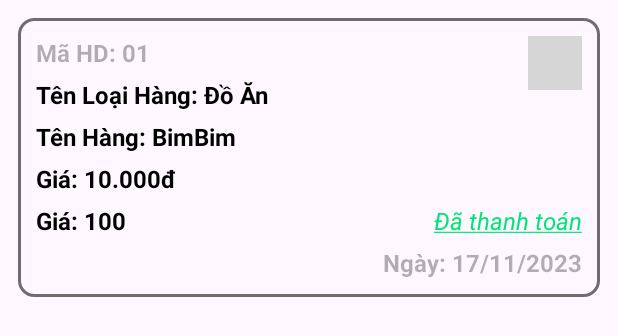
After one commit to minhpq1910/DuAn1, an Android app: the layout item_hoadon.xml on its own in the app's theme, with its tools: preview values and no code run, on a phone screen of 412 x 824 dp. The commit adds this screen. Shown: the top 336 px of the screen. Run offline under Robolectric (Android 15) with nearby library versions, the phone set to English and light mode, and no system bars; grey boxes are pictures that could not be loaded.

Commit message:
layout hoadon

```diff
--- /dev/null
+++ b/app/src/main/java/com/example/duan1/model/hoadon.java
@@ -0,0 +1,5 @@
+package com.example.duan1.model;
+
+public class hoadon {
+
+}
--- /dev/null
+++ b/app/src/main/res/layout/item_hoadon.xml
@@ -0,0 +1,95 @@
+<?xml version="1.0" encoding="utf-8"?>
+<RelativeLayout xmlns:android="http://schemas.android.com/apk/res/android"
+    android:layout_width="match_parent"
+    android:layout_height="wrap_content"
+    android:padding="12dp">
+    <RelativeLayout
+        android:layout_width="match_parent"
+        android:layout_height="wrap_content"
+        android:background="@drawable/khung"
+        android:padding="12dp">
+        <LinearLayout
+            android:id="@+id/w_content"
+            android:layout_width="match_parent"
+            android:layout_height="wrap_content"
+            android:orientation="vertical">
+            <TextView
+                android:textStyle="bold"
+                android:id="@+id/tv_mahoadon"
+                android:layout_width="wrap_content"
+                android:layout_height="wrap_content"
+                android:text="Mã HD: 01"
+                android:textSize="16sp"
+                android:textColor="@color/gray_4d0"/>
+            <TextView
+                android:singleLine="true"
+                android:ellipsize="end"
+                android:textStyle="bold"
+                android:id="@+id/tv_loaihang"
+                android:layout_marginTop="6dp"
+                android:layout_width="280dp"
+                android:layout_height="wrap_content"
+                android:text="Tên Loại Hàng: Đồ Ăn"
+                android:textSize="16sp"
+                android:textColor="@color/black"/>
+            <TextView
+                android:singleLine="true"
+                android:ellipsize="end"
+                android:textStyle="bold"
+                android:id="@+id/tv_tenhang"
+                android:layout_marginTop="6dp"
+                android:layout_width="280dp"
+                android:layout_height="wrap_content"
+                android:text="Tên Hàng: BimBim"
+                android:textSize="16sp"
+                android:textColor="@color/black"/>
+            <TextView
+                android:textStyle="bold"
+                android:id="@+id/tv_gia"
+                android:layout_marginTop="6dp"
+                android:layout_width="wrap_content"
+                android:layout_height="wrap_content"
+                android:text="Giá: 10.000đ"
+                android:textSize="16sp"
+                android:textColor="@color/black"/>
+            <TextView
+                android:textStyle="bold"
+                android:id="@+id/tv_soluong"
+                android:layout_marginTop="6dp"
+                android:layout_width="wrap_content"
+                android:layout_height="wrap_content"
+                android:text="Giá: 100"
+                android:textSize="16sp"
+                android:textColor="@color/black"/>
+        </LinearLayout>
+        <ImageButton
+            android:id="@+id/btn_delete"
+            android:layout_alignParentTop="true"
+            android:layout_alignParentRight="true"
+            android:layout_width="36dp"
+            android:layout_height="36dp"
+            android:background="@drawable/ic_delete"/>
+        <TextView
+            android:layout_below="@id/w_content"
+            android:layout_alignParentRight="true"
+            android:textStyle="bold"
+            android:id="@+id/tv_ngay"
+            android:layout_marginTop="6dp"
+            android:layout_width="wrap_content"
+            android:layout_height="wrap_content"
+            android:text="Ngày: 17/11/2023"
+            android:textSize="16sp"
+            android:textColor="@color/gray_4d0"/>
+        <TextView
+            android:layout_alignParentRight="true"
+            android:layout_above="@id/tv_ngay"
+            android:textStyle="italic"
+            android:id="@+id/tv_trangthai"
+            android:layout_marginTop="6dp"
+            android:layout_width="wrap_content"
+            android:layout_height="wrap_content"
+            android:text="@string/trangthai_datra"
+            android:textSize="16sp"
+            android:textColor="@color/green_A400"/>
+    </RelativeLayout>
+</RelativeLayout>
--- a/app/src/main/res/values/strings.xml
+++ b/app/src/main/res/values/strings.xml
@@ -6,4 +6,6 @@
     <string name="close">Close nav</string>
     <string name="open_nv">Open nav</string>
     <string name="close_nv">Close nav</string>
+    <string name="trangthai_datra"><u>Đã thanh toán</u></string>
+    <string name="trangthai_chuatra"><u>Chưa thanh toán</u></string>
 </resources>
```
